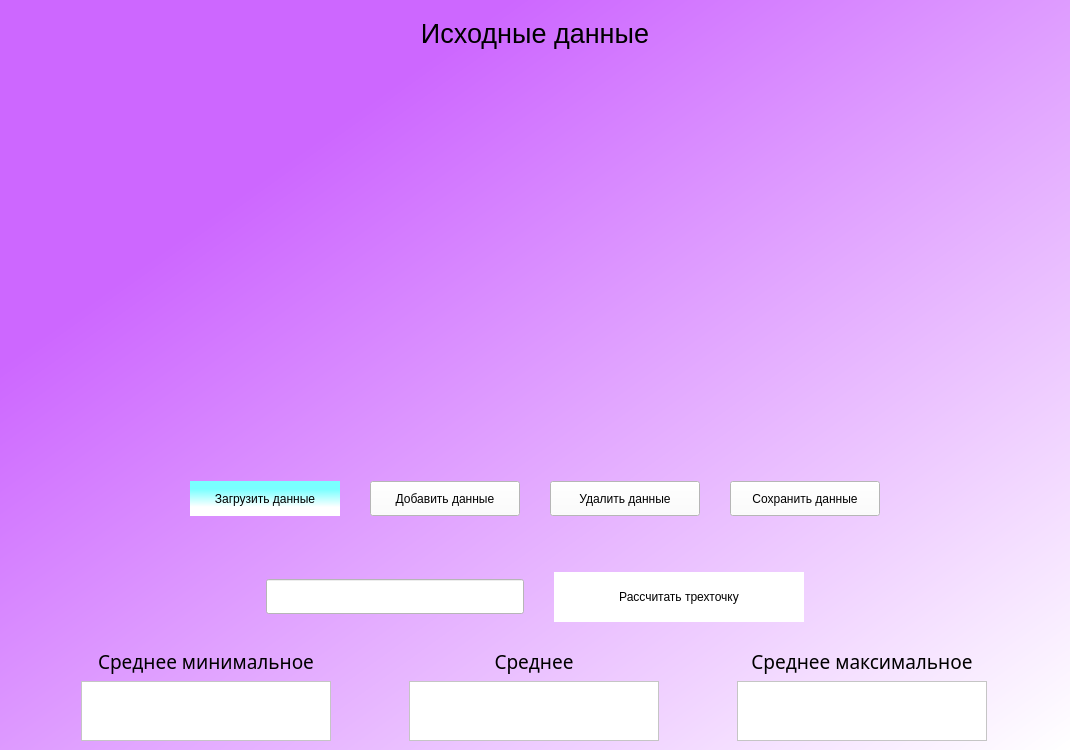
Old version of the form ui/main.ui in the repository esenvolt21/Research.
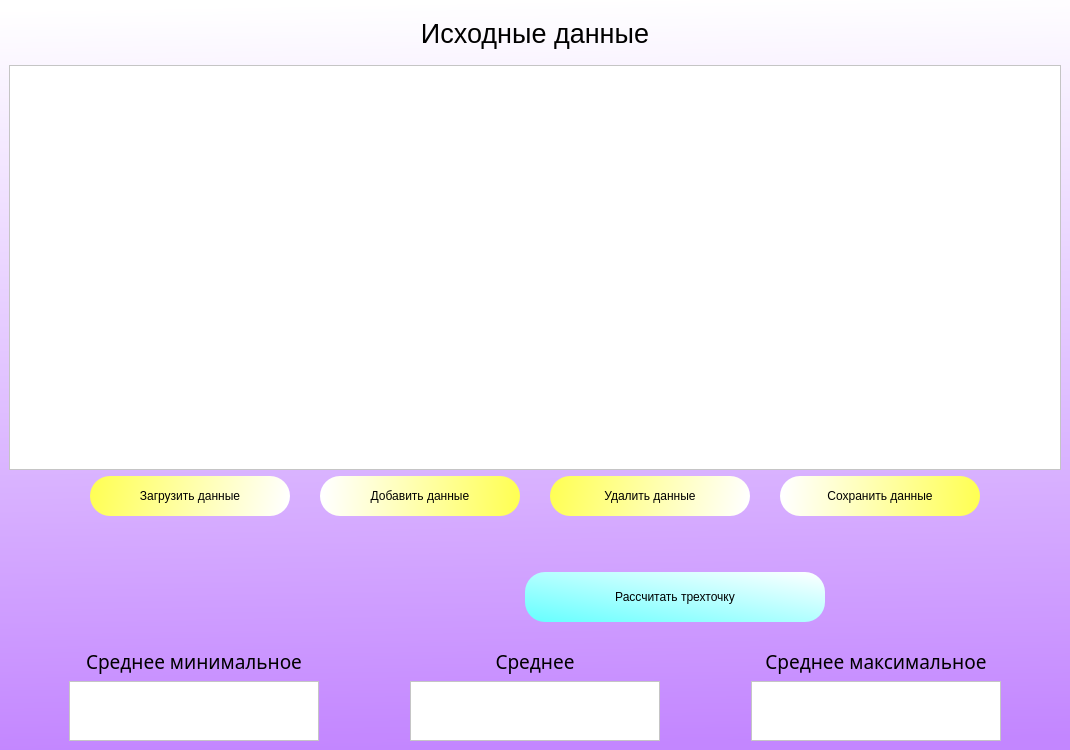
New version of the form.

Commit message: Внесены изменения в дизайн интерфейса

```diff
--- a/ui/main.ui
+++ b/ui/main.ui
@@ -44,7 +44,7 @@
    <string>Statistical compression of one-dimential arrays</string>
   </property>
   <property name="styleSheet">
-   <string notr="true">background-color: qlineargradient(spread:pad, x1:0.233677, y1:0.25, x2:1, y2:1, stop:0 rgba(205, 103, 255, 255), stop:1 rgba(255, 255, 255, 255));</string>
+   <string notr="true">background-color: qlineargradient(spread:pad, x1:0.503, y1:0.994318, x2:0.478, y2:0, stop:0 rgba(195, 134, 255, 255), stop:1 rgba(255, 255, 255, 255));</string>
   </property>
   <property name="animated">
    <bool>true</bool>
@@ -90,7 +90,8 @@
       <item>
        <widget class="QTableView" name="tableView">
         <property name="styleSheet">
-         <string notr="true">background-color: rgba(255, 255, 255, 0);</string>
+         <string notr="true">background-color: rgb(255, 255, 255);
+font: 10pt &quot;Century Gothic&quot;;</string>
         </property>
        </widget>
       </item>
@@ -122,13 +123,14 @@
           </property>
           <property name="minimumSize">
            <size>
-            <width>150</width>
-            <height>35</height>
+            <width>200</width>
+            <height>40</height>
            </size>
           </property>
           <property name="styleSheet">
-           <string notr="true">border-radius: 80px;
-background-color: qlineargradient(spread:pad, x1:0.512438, y1:0.233, x2:0.508025, y2:0.744, stop:0 rgba(121, 255, 255, 255), stop:1 rgba(255, 255, 255, 255));
+           <string notr="true">border-radius: 20px;
+background-color: qlineargradient(spread:pad, x1:0, y1:0.483, x2:1, y2:0.523, stop:0 rgba(255, 255, 85, 255), stop:1 rgba(255, 255, 255, 255));
+font: 12pt &quot;Century Gothic&quot;;
 
 </string>
           </property>
@@ -147,12 +149,14 @@
           </property>
           <property name="minimumSize">
            <size>
-            <width>150</width>
-            <height>35</height>
+            <width>200</width>
+            <height>40</height>
            </size>
           </property>
           <property name="styleSheet">
-           <string notr="true">background-color: rgb(255, 255, 255);</string>
+           <string notr="true">border-radius: 20px;
+background-color: qlineargradient(spread:pad, x1:0.985, y1:0.506, x2:0.00995025, y2:0.495, stop:0 rgba(255, 255, 85, 255), stop:1 rgba(255, 255, 255, 255));
+font: 12pt &quot;Century Gothic&quot;;</string>
           </property>
           <property name="text">
            <string>Добавить данные</string>
@@ -169,12 +173,14 @@
           </property>
           <property name="minimumSize">
            <size>
-            <width>150</width>
-            <height>35</height>
+            <width>200</width>
+            <height>40</height>
            </size>
           </property>
           <property name="styleSheet">
-           <string notr="true">background-color: rgb(255, 255, 255);</string>
+           <string notr="true">border-radius: 20px;
+background-color: qlineargradient(spread:pad, x1:0, y1:0.483, x2:1, y2:0.523, stop:0 rgba(255, 255, 85, 255), stop:1 rgba(255, 255, 255, 255));
+font: 12pt &quot;Century Gothic&quot;;</string>
           </property>
           <property name="text">
            <string>Удалить данные</string>
@@ -191,12 +197,14 @@
           </property>
           <property name="minimumSize">
            <size>
-            <width>150</width>
-            <height>35</height>
+            <width>200</width>
+            <height>40</height>
            </size>
           </property>
           <property name="styleSheet">
-           <string notr="true">background-color: rgb(255, 255, 255);</string>
+           <string notr="true">border-radius: 20px;
+background-color: qlineargradient(spread:pad, x1:0.985, y1:0.506, x2:0.00995025, y2:0.495, stop:0 rgba(255, 255, 85, 255), stop:1 rgba(255, 255, 255, 255));
+font: 12pt &quot;Century Gothic&quot;;</string>
           </property>
           <property name="text">
            <string>Сохранить данные</string>
@@ -259,11 +267,15 @@
             <property name="minimumSize">
              <size>
               <width>250</width>
-              <height>35</height>
+              <height>50</height>
              </size>
             </property>
             <property name="styleSheet">
-             <string notr="true">background-color: rgb(255, 255, 255);</string>
+             <string notr="true">border-radius: 20px;
+background-color: rgba(255, 255, 255,0);
+font: 8pt &quot;Century Gothic&quot;;
+text-align: center
+</string>
             </property>
            </widget>
           </item>
@@ -277,13 +289,14 @@
             </property>
             <property name="minimumSize">
              <size>
-              <width>250</width>
+              <width>300</width>
               <height>50</height>
              </size>
             </property>
             <property name="styleSheet">
-             <string notr="true">border-radius: 50px;
-background-color: rgb(255, 255, 255);</string>
+             <string notr="true">border-radius: 20px;
+background-color: qlineargradient(spread:pad, x1:0, y1:0.988636, x2:1, y2:0, stop:0 rgba(102, 255, 255, 255), stop:1 rgba(255, 255, 255, 255));
+font: 75 12pt &quot;Segoe Script&quot;;</string>
             </property>
             <property name="text">
              <string>Рассчитать трехточку</string>
@@ -337,13 +350,17 @@
                 </property>
                 <property name="minimumSize">
                  <size>
-                  <width>250</width>
+                  <width>300</width>
                   <height>21</height>
                  </size>
                 </property>
                 <property name="font">
                  <font>
-                  <family>Acquainted</family>
+                  <family>Segoe Script</family>
+                  <pointsize>12</pointsize>
+                  <weight>9</weight>
+                  <italic>false</italic>
+                  <bold>false</bold>
                  </font>
                 </property>
                 <property name="styleSheet">
@@ -401,13 +418,17 @@
                 </property>
                 <property name="minimumSize">
                  <size>
-                  <width>250</width>
+                  <width>300</width>
                   <height>21</height>
                  </size>
                 </property>
                 <property name="font">
                  <font>
-                  <family>Acquainted</family>
+                  <family>Segoe Script</family>
+                  <pointsize>12</pointsize>
+                  <weight>9</weight>
+                  <italic>false</italic>
+                  <bold>false</bold>
                  </font>
                 </property>
                 <property name="styleSheet">
@@ -468,13 +489,17 @@
                 </property>
                 <property name="minimumSize">
                  <size>
-                  <width>250</width>
+                  <width>300</width>
                   <height>21</height>
                  </size>
                 </property>
                 <property name="font">
                  <font>
-                  <family>Acquainted</family>
+                  <family>Segoe Script</family>
+                  <pointsize>12</pointsize>
+                  <weight>9</weight>
+                  <italic>false</italic>
+                  <bold>false</bold>
                  </font>
                 </property>
                 <property name="styleSheet">
```
Left out of the diff: 12 changed lines with no effect on the pictures. The commit also changes 1 other file.
